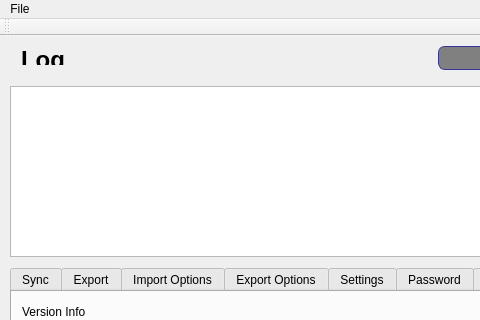
beckf/lightspeed-vc-connector, file qt-lightspeed-pos-vc-connector/mainwindow.ui: the form before one commit; both pictures show x 0 to 480 and y 0 to 320 of the 663 by 712 pixel window.
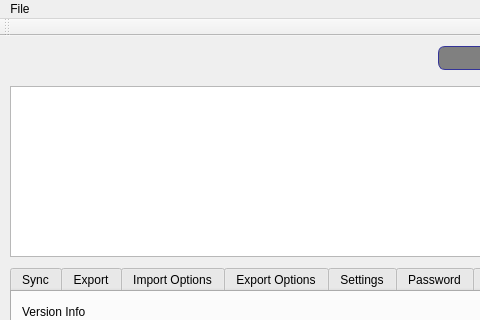
The form after the commit.

Diff of the .ui file:
```diff
--- a/qt-lightspeed-pos-vc-connector/mainwindow.ui
+++ b/qt-lightspeed-pos-vc-connector/mainwindow.ui
@@ -1066,7 +1066,7 @@
      <item>
       <widget class="QLabel" name="lbl_SyncLog">
        <property name="text">
-        <string>&lt;html&gt;&lt;head/&gt;&lt;body&gt;&lt;p&gt;&lt;span style=&quot; font-size:18pt; font-weight:600;&quot;&gt;Log&lt;/span&gt;&lt;/p&gt;&lt;/body&gt;&lt;/html&gt;</string>
+        <string>&lt;html&gt;&lt;head/&gt;&lt;body&gt;&lt;p&gt;&lt;br/&gt;&lt;/p&gt;&lt;/body&gt;&lt;/html&gt;</string>
        </property>
        <property name="textFormat">
         <enum>Qt::RichText</enum>
```
